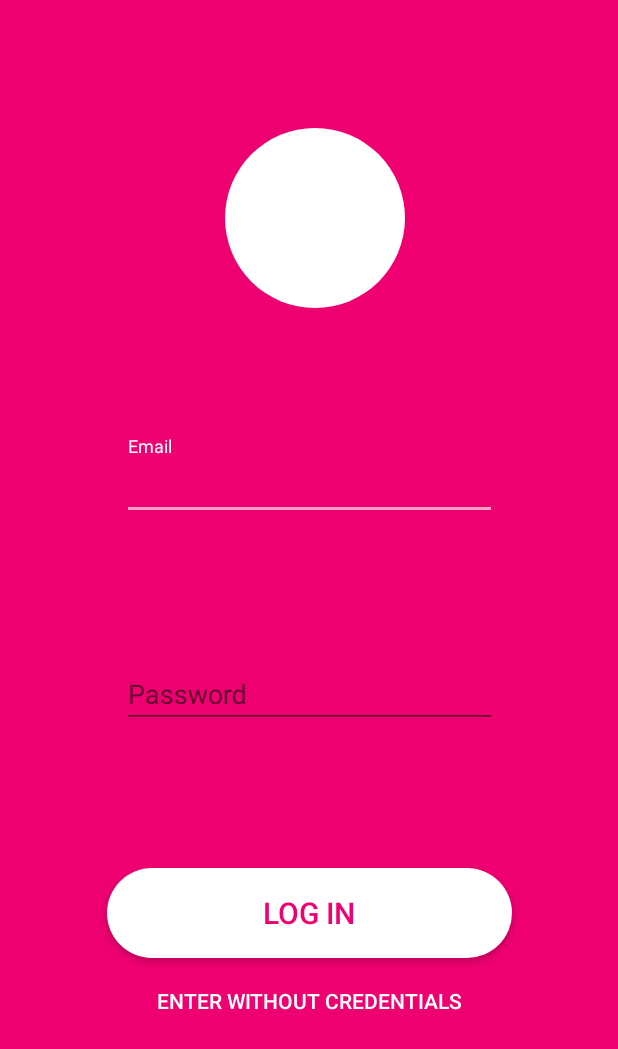
After one commit to TheVajs/FERI_project_semester_2, an Android app: the layout activity_login.xml on its own in the app's theme, with its tools: preview values and no code run, on a phone screen of 412 x 824 dp. The commit adds this screen. Shown: the top 1049 px of the screen. Run offline under Robolectric (Android 15) with nearby library versions, the phone set to English and light mode, and no system bars; network calls fail.

Commit message:
Event Planer 1.9
- Implemented okHttp external library.
- Using the okHttp to send and receive data to localhost api.
- Added login screen. When you entered the correct username and password the Authorization token is sent to you, so you can request data from api.
- Working connecting to localhost, need to implement sending/receiving images in java and receiving/sending them back from server.

```diff
--- a/app/src/main/java/com/example/feriproject/MyService.java
+++ b/app/src/main/java/com/example/feriproject/MyService.java
@@ -38,7 +38,7 @@ public class MyService extends Service {
     @Override
     public void onCreate() {
         mNM = (NotificationManager)getSystemService(NOTIFICATION_SERVICE);
-        Toast.makeText(this, "Background service start!", Toast.LENGTH_SHORT).show();
+        Log.i("LocalService", "Background service start!");
 
         myPlayer = MediaPlayer.create(this,R.raw.robin_schulz);
         //setting loop play to true
--- /dev/null
+++ b/app/src/main/res/drawable/_button_transperent.xml
@@ -0,0 +1,11 @@
+<?xml version="1.0" encoding="utf-8"?>
+<selector xmlns:android="http://schemas.android.com/apk/res/android">
+    <item>
+        <shape android:shape="rectangle">
+            <!--apply button background transparent, full opacity-->
+            <solid android:color="#00ffffff"/>
+            <!--make button border solid color, nontransparent-->
+            <corners android:radius="2dp"/>
+        </shape>
+    </item>
+</selector>
--- /dev/null
+++ b/app/src/main/res/layout/activity_login.xml
@@ -0,0 +1,99 @@
+<?xml version="1.0" encoding="utf-8"?>
+<android.support.constraint.ConstraintLayout xmlns:android="http://schemas.android.com/apk/res/android"
+    xmlns:app="http://schemas.android.com/apk/res-auto"
+    xmlns:tools="http://schemas.android.com/tools"
+    android:layout_width="match_parent"
+    android:layout_height="match_parent"
+    android:background="@color/_main_primary"
+    tools:context=".LoginActivity">
+
+    <ImageView
+        android:id="@+id/imageView3"
+        android:layout_width="120dp"
+        android:layout_height="120dp"
+        android:layout_gravity="center_horizontal"
+        android:layout_marginStart="8dp"
+        android:src="@drawable/_custom_circle"
+        app:layout_constraintBottom_toTopOf="@+id/textInputLayout"
+        app:layout_constraintEnd_toEndOf="parent"
+        app:layout_constraintHorizontal_bias="0.5"
+        app:layout_constraintStart_toStartOf="parent"
+        app:layout_constraintTop_toTopOf="parent" />
+
+    <!-- Email Label -->
+    <android.support.design.widget.TextInputLayout
+        android:id="@+id/textInputLayout"
+        android:layout_width="wrap_content"
+        android:layout_height="wrap_content"
+        android:layout_marginStart="8dp"
+        android:layout_marginEnd="8dp"
+        app:layout_constraintBottom_toTopOf="@+id/textInputLayout3"
+        app:layout_constraintEnd_toEndOf="parent"
+        app:layout_constraintHorizontal_bias="0.5"
+        app:layout_constraintStart_toStartOf="parent"
+        app:layout_constraintTop_toBottomOf="@+id/imageView3">
+
+        <EditText
+            android:id="@+id/input_email"
+            android:layout_width="@dimen/login_width"
+            android:layout_height="wrap_content"
+            android:hint="Email"
+            android:theme="@style/myStyle"
+            android:inputType="textEmailAddress" />
+    </android.support.design.widget.TextInputLayout>
+
+    <!-- Password Label -->
+    <android.support.design.widget.TextInputLayout
+        android:id="@+id/textInputLayout3"
+        android:layout_width="wrap_content"
+        android:layout_height="wrap_content"
+        android:layout_marginStart="8dp"
+        android:layout_marginEnd="8dp"
+        app:layout_constraintBottom_toTopOf="@+id/btn_login"
+        app:layout_constraintEnd_toEndOf="parent"
+        app:layout_constraintHorizontal_bias="0.5"
+        app:layout_constraintStart_toStartOf="parent"
+        app:layout_constraintTop_toBottomOf="@+id/textInputLayout">
+
+        <EditText
+            android:id="@+id/input_password"
+            android:layout_width="@dimen/login_width"
+            android:layout_height="43dp"
+            android:hint="Password"
+            android:inputType="textPassword" />
+    </android.support.design.widget.TextInputLayout>
+
+    <android.support.v7.widget.AppCompatButton
+        android:id="@+id/btn_login"
+        android:layout_width="wrap_content"
+        android:layout_height="wrap_content"
+        android:layout_marginTop="8dp"
+        android:layout_marginBottom="100dp"
+        android:background="@drawable/_custom_button_style_shape"
+        android:text="@string/button_login"
+        android:textColor="@color/_main_primary"
+        android:textSize="@dimen/_font_size_med"
+        app:layout_constraintBottom_toBottomOf="parent"
+        app:layout_constraintEnd_toEndOf="parent"
+        app:layout_constraintHorizontal_bias="0.5"
+        app:layout_constraintStart_toStartOf="parent"
+        app:layout_constraintTop_toBottomOf="@+id/textInputLayout3" />
+
+    <Button
+        android:id="@+id/btn_skip"
+        style="?android:attr/buttonBarButtonStyle"
+        android:layout_width="317dp"
+        android:layout_height="31dp"
+        android:layout_marginStart="8dp"
+        android:layout_marginEnd="8dp"
+        android:background="@drawable/_button_transperent"
+        android:text="Enter without credentials"
+        android:textColor="@color/_field_white"
+        app:layout_constraintBottom_toBottomOf="parent"
+        app:layout_constraintEnd_toEndOf="parent"
+        app:layout_constraintStart_toStartOf="parent"
+        app:layout_constraintTop_toBottomOf="@+id/btn_login"
+        app:layout_constraintVertical_bias="0.07999998" />
+
+
+</android.support.constraint.ConstraintLayout>
--- a/app/src/main/res/values/dimens.xml
+++ b/app/src/main/res/values/dimens.xml
@@ -27,4 +27,6 @@
     <dimen name="nav_header_vertical_spacing">8dp</dimen>
     <dimen name="nav_header_height">136dp</dimen>
     <dimen name="fab_margin">16dp</dimen>
+
+    <dimen name="login_width">250dp</dimen>
 </resources>
--- a/app/src/main/res/values/strings.xml
+++ b/app/src/main/res/values/strings.xml
@@ -13,6 +13,7 @@
     <string name="_event_activity_field_date">Date</string>
 
     <string name="button_create">CREATE</string>
+    <string name="button_login">LOG IN</string>
 
     <string name="local_service_started">Play music</string>
     <string name="local_service_stop">Stop music</string>
--- a/app/src/main/res/values/styles.xml
+++ b/app/src/main/res/values/styles.xml
@@ -20,4 +20,9 @@
         <item name="windowActionBar">false</item>
         <item name="windowNoTitle">true</item>
     </style>
+
+    <style name="myStyle">
+        <item name="colorControlNormal">@color/_field_white</item>
+        <item name="colorControlActivated">@color/_field_hint</item>
+    </style>
 </resources>
```
Also changed, not shown: app/build.gradle (+11 -3 lines), app/src/main/AndroidManifest.xml (+17 -7 lines), app/src/main/java/com/example/feriproject/EventActivity.java (+19 -33 lines), app/src/main/java/com/example/feriproject/LoginActivity.java (added, +168 -0 lines), app/src/main/java/com/example/feriproject/MainActivity.java (+4 -14 lines).
